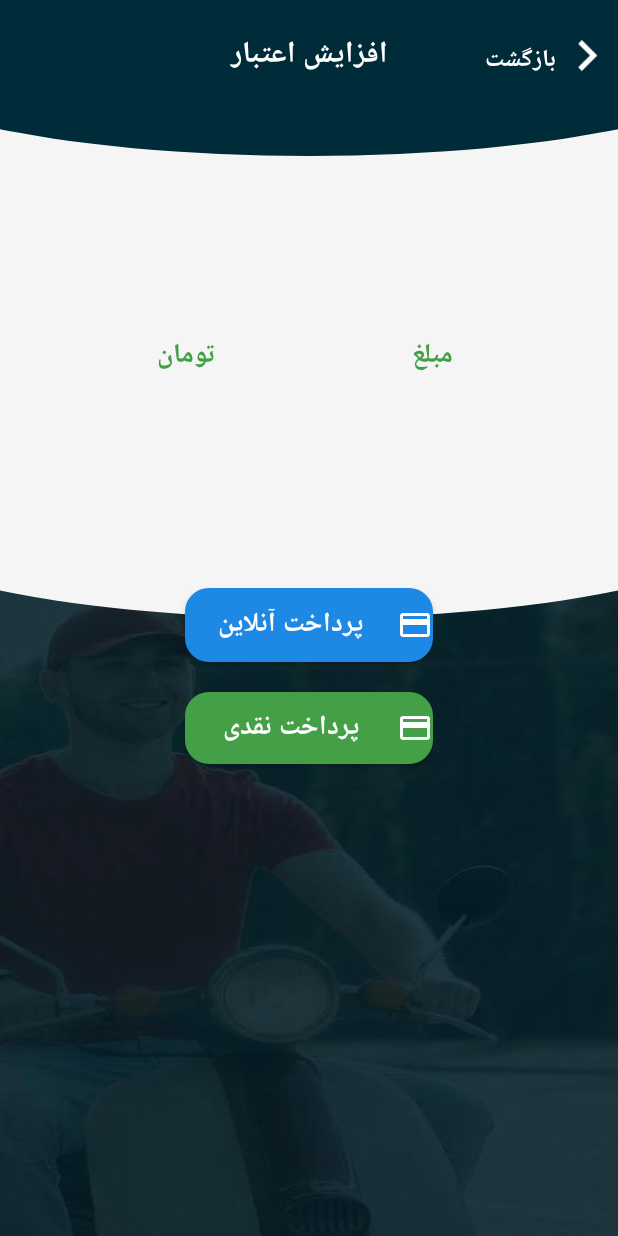
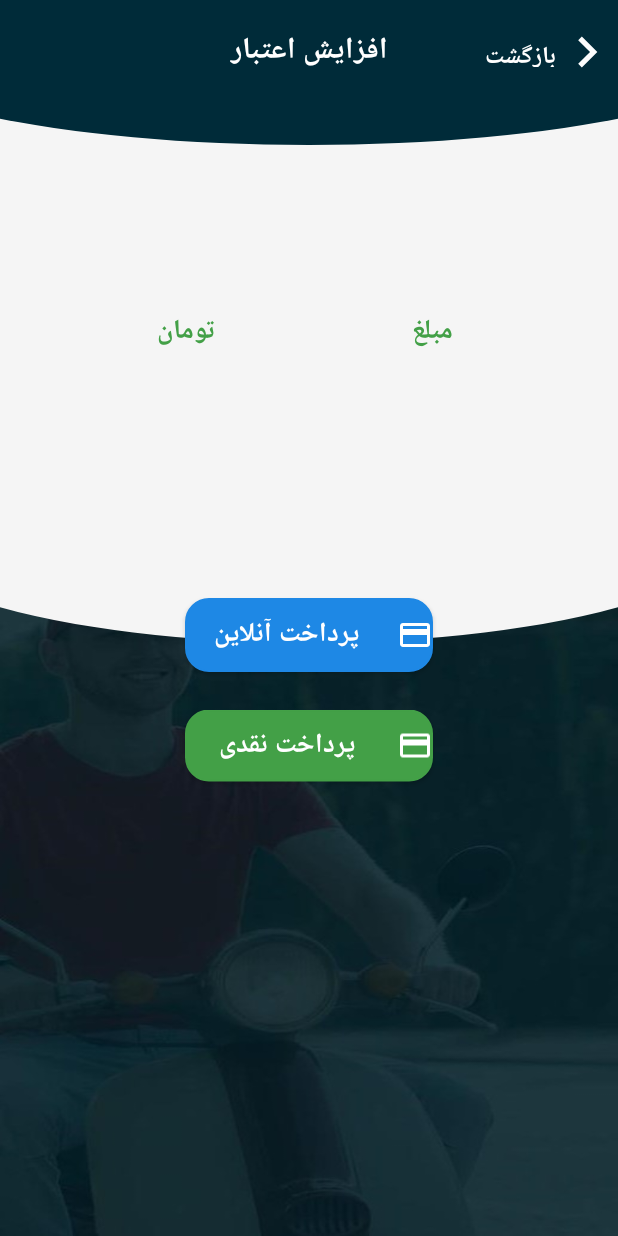
Before and after one commit to MahshidJabari/Online-Taxi-Client, an Android app: the IncreaseCreditActivity screen opened directly, with no data from a screen before it, on a phone screen of 412 x 824 dp. Run offline under Robolectric (Android 15) with nearby library versions, the phone set to English and light mode, and no system bars; libraries missing offline, so code that uses them is left out: org.neshan.core; 1 statement that could not run was skipped.

Commit message:
persian digit support

```diff
--- a/app/src/main/java/com/jabari/client/activity/finance/IncreaseCreditActivity.java
+++ b/app/src/main/java/com/jabari/client/activity/finance/IncreaseCreditActivity.java
@@ -12,6 +12,7 @@ import androidx.appcompat.app.AppCompatActivity;
 import com.jabari.client.R;
 import com.jabari.client.activity.main.MainActivity;
 import com.jabari.client.activity.main.SendRequestActivity;
+import com.jabari.client.custom.DigitConverter;
 import com.jabari.client.custom.GlobalVariables;
 
 public class IncreaseCreditActivity extends AppCompatActivity {
@@ -38,7 +39,7 @@ public class IncreaseCreditActivity extends AppCompatActivity {
         view.bringToFront();
         tv_calculated = findViewById(R.id.tv_calculated);
         btn_online_payment.bringToFront();
-        tv_calculated.setText(GlobalVariables.calculated);
+        tv_calculated.setText(DigitConverter.convert(GlobalVariables.calculated));
     }
 
     private void cachePaymentOnClickListener() {
--- a/app/src/main/java/com/jabari/client/activity/finance/PaymentActivity.java
+++ b/app/src/main/java/com/jabari/client/activity/finance/PaymentActivity.java
@@ -12,6 +12,7 @@ import androidx.appcompat.app.AppCompatActivity;
 
 import com.jabari.client.R;
 import com.jabari.client.controller.RequestController;
+import com.jabari.client.custom.DigitConverter;
 import com.jabari.client.custom.GlobalVariables;
 import com.jabari.client.network.config.ApiInterface;
 import com.zarinpal.ewallets.purchase.ZarinPal;
@@ -36,7 +37,7 @@ public class PaymentActivity extends AppCompatActivity {
 
     private void setView() {
         tv_payment_cache = findViewById(R.id.tv_payment_cache);
-        tv_payment_cache.setText(GlobalVariables.calculated);
+        tv_payment_cache.setText(DigitConverter.convert(GlobalVariables.calculated));
 
     }
 
--- a/app/src/main/java/com/jabari/client/activity/main/EndPosActivity.java
+++ b/app/src/main/java/com/jabari/client/activity/main/EndPosActivity.java
@@ -534,6 +534,7 @@ public class EndPosActivity extends AppCompatActivity {
     public LineGeom drawLineGeom(LngLat start, LngLat end) {
         // we clear every line that is currently on map
         lineLayer.clear();
+        endMarker.clear();
         // Adding some LngLat points to a LngLatVector
         LngLatVector lngLatVector = new LngLatVector();
         lngLatVector.add(start);
--- a/app/src/main/java/com/jabari/client/activity/main/MainActivity.java
+++ b/app/src/main/java/com/jabari/client/activity/main/MainActivity.java
@@ -33,7 +33,6 @@ import com.jabari.client.activity.report.ArchiveActivity;
 import com.jabari.client.controller.LoginController;
 import com.jabari.client.controller.RequestController;
 import com.jabari.client.custom.GlobalVariables;
-import com.jabari.client.custom.PrefManager;
 import com.jabari.client.fragment.OnGoingFragment;
 import com.jabari.client.fragment.ScheduledFragment;
 import com.jabari.client.fragment.UnSuccessfulFragment;
--- a/app/src/main/java/com/jabari/client/adapter/SearchAdapter.java
+++ b/app/src/main/java/com/jabari/client/adapter/SearchAdapter.java
@@ -73,7 +73,7 @@ public class SearchAdapter extends
         public void onClick(View view) {
             Location location = resultList.get(getAdapterPosition()).getLocation();
             LngLat lngLat = new LngLat(location.getX(), location.getY());
-            String address = resultList.get(getAdapterPosition()).getAddress();
+            String address = resultList.get(getAdapterPosition()).getTitle();
             iOnSearchItemListener.onSearchItemClick(lngLat, address);
         }
     }
--- a/app/src/main/res/layout/activity_increase_credit.xml
+++ b/app/src/main/res/layout/activity_increase_credit.xml
@@ -154,7 +154,7 @@
         android:layout_width="1dp"
         android:layout_height="wrap_content"
         android:orientation="horizontal"
-        app:layout_constraintGuide_percent="0.45" />
+        app:layout_constraintGuide_percent="0.42" />
 
 
     <View
@@ -175,7 +175,7 @@
         android:layout_width="1dp"
         android:layout_height="wrap_content"
         android:orientation="horizontal"
-        app:layout_constraintGuide_percent="0.5" />
+        app:layout_constraintGuide_percent="0.52" />
 
     <Button
         android:id="@+id/btn_online_payment"
@@ -185,8 +185,9 @@
         android:background="@drawable/back_fifteen_radius_blue"
         android:drawableStart="@drawable/ic_credit_card_white_24dp"
         android:layoutDirection="rtl"
+       android:drawablePadding="@dimen/text_padding"
         android:text="@string/online_payment"
-        android:translationY="-20dp"
+        android:translationY="-30dp"
         app:layout_constraintBottom_toBottomOf="parent"
         app:layout_constraintHeight_percent="0.06"
         app:layout_constraintLeft_toLeftOf="parent"
@@ -202,8 +203,10 @@
         android:layout_height="wrap_content"
         android:background="@drawable/back_fifteen_radius_green"
         android:drawableStart="@drawable/ic_credit_card_white_24dp"
+        android:drawablePadding="@dimen/text_padding"
         android:layoutDirection="rtl"
         android:text="@string/cache_payment"
+        android:translationY="-5dp"
         app:layout_constraintBottom_toBottomOf="parent"
         app:layout_constraintHeight_percent="0.08"
         app:layout_constraintLeft_toLeftOf="parent"
--- a/app/src/main/res/layout/activity_send_request.xml
+++ b/app/src/main/res/layout/activity_send_request.xml
@@ -151,7 +151,6 @@
                     android:layout_weight="3.6"
                     android:background="@color/transparent"
                     android:drawableStart="@drawable/ic_location_green"
-                    android:editable="false"
                     android:paddingStart="@dimen/tv_padding" />
 
                 <ImageView
@@ -250,8 +249,8 @@
                 android:layout_width="0dp"
                 android:layout_height="match_parent"
                 android:layout_weight="3.6"
+                android:background="@color/transparent"
                 android:drawableStart="@drawable/ic_location_orange"
-                android:editable="false"
                 android:paddingStart="@dimen/tv_padding" />
 
             <ImageView
```
Also changed, not shown: app/src/main/java/com/jabari/client/activity/main/SendRequestActivity.java (+5 -13 lines).
